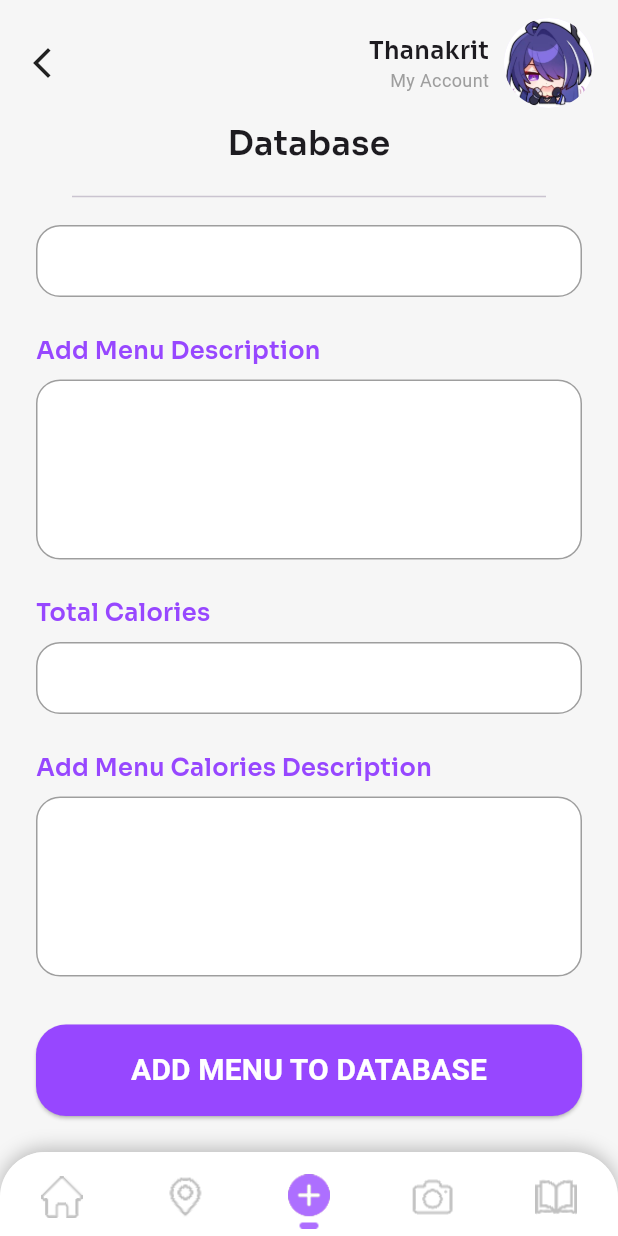
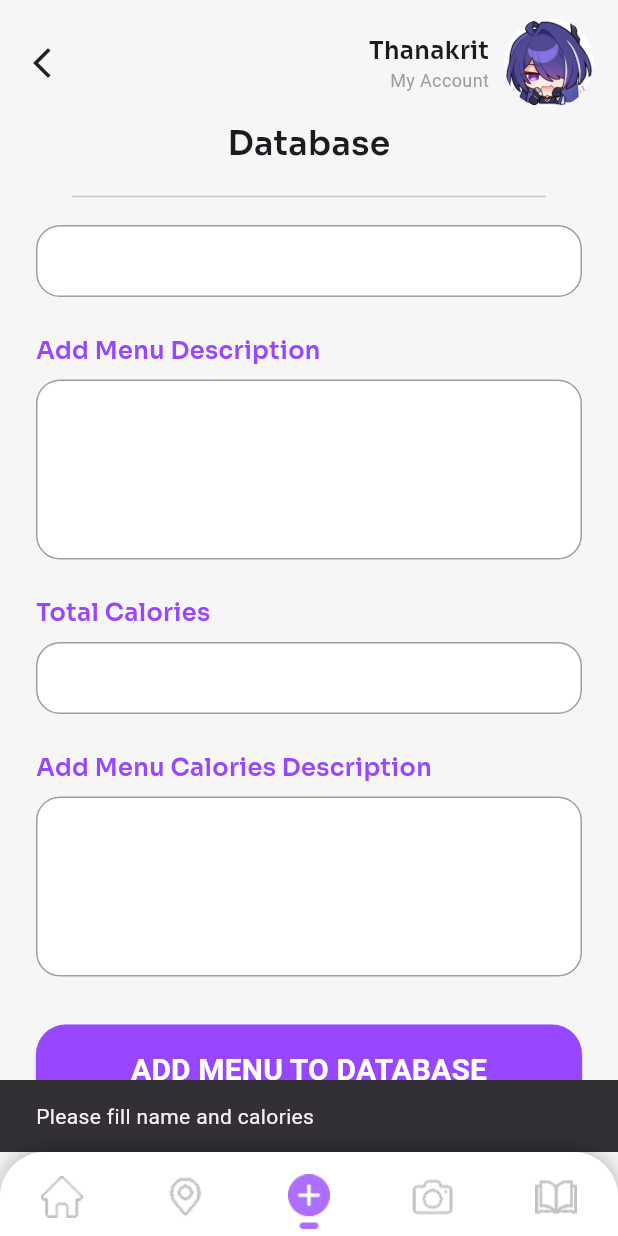
Before and after one commit to Thanakrit8448/FOODSENSE, a Flutter app: the DatabasePage screen opened directly, scrolled down 40 dp, after a tap on "ADD MENU TO DATABASE", on a phone screen of 412 x 824 dp. Run offline on Flutter 3.47's test engine with Material 3 defaults, Android fonts, the phone set to English and light mode, and no system bars; our stand-ins replace google_maps_flutter, image_picker, supabase_flutter; accounts and stored records are empty; project files that could hold a hidden picture were left out.

Commit message:
Add an insert into DB function in Database page
Add:
- import supabase_flutter
- Add some controller according to DB
- Add insertToCustomMenus function
- modify buildRoundedTextField call and function

Bug:

Fix:
- Some Image are RenderFlex Overflowing bny Change Image and increase height

TODO:
- Test some way to find bug in signup function ex. change show error snackbar
- Navigator Push
- After Signin route to main page in app
- Make a signin Session
- Add Profile icon
- Make an AI Page

```diff
--- a/foodsense_app/lib/pages/Database_page.dart
+++ b/foodsense_app/lib/pages/Database_page.dart
@@ -1,6 +1,8 @@
+import 'package:flutter/gestures.dart';
 import 'package:flutter/material.dart';
 import 'package:foodsense_app/pages/bottom_nav.dart';
 import 'package:foodsense_app/pages/home_page.dart';
+import 'package:supabase_flutter/supabase_flutter.dart';
 
 class DatabasePage extends StatefulWidget {
   const DatabasePage({super.key});
@@ -10,15 +12,66 @@ class DatabasePage extends StatefulWidget {
 }
 
 class _DatabasePageState extends State<DatabasePage> {
+  //Make a Controler
+  final TextEditingController _nameController = TextEditingController();
+  final TextEditingController _descController = TextEditingController();
+  final TextEditingController _caloriesController = TextEditingController();
+  final TextEditingController _caloriesDescController = TextEditingController();
 
+
+  //Create function insertToCustomMenus to DB
+  Future<void> insertToCustomMenus() async {
+    final name = _nameController.text.trim();
+    final desc = _descController.text.trim();
+    //??
+    final cal = double.tryParse(_caloriesController.text.trim()) ?? -1;
+    final calDesc = _caloriesDescController.text.trim();
+
+    if (name.isEmpty || cal<0) {
+      ScaffoldMessenger.of(context).showSnackBar(
+        SnackBar(content: Text("Please fill name and calories"))
+      );
+      return;
+    }
+
+    try {
+      await Supabase.instance.client
+            .from('custom_menus')
+            .insert({
+              'name': name,
+              'description': desc,
+              'calories': cal,
+              'calories_desc': calDesc,
+            });
+
+      ScaffoldMessenger.of(context).showSnackBar(
+        SnackBar(content: Text("Added to Database succesfully"))
+      );
+
+      _nameController.clear();
+      _descController.clear();
+      _caloriesController.clear();
+      _caloriesDescController.clear();
+
+    }
+    catch(error){
+      ScaffoldMessenger.of(context).showSnackBar(
+        SnackBar(content: Text("Failed to insert: $error"))
+      );
+    }
+
+
+  }
 
   TextField buildRoundedTextField({
     int maxLines = 1,
     TextInputType keyboardType = TextInputType.text,
-
+    //??
+    required TextEditingController controller,
 
   }) {
     return TextField(
+      controller: controller,
       maxLines: maxLines,
       keyboardType: keyboardType,
       decoration: InputDecoration(
@@ -128,7 +181,8 @@ class _DatabasePageState extends State<DatabasePage> {
                       ),
                     ),
                     const SizedBox(height: 8),
-                    buildRoundedTextField(),
+                    //Add controller
+                    buildRoundedTextField(controller: _nameController),
 
                     const SizedBox(height: 24),
                     const Text(
@@ -141,7 +195,8 @@ class _DatabasePageState extends State<DatabasePage> {
                       ),
                     ),
                     const SizedBox(height: 8),
-                    buildRoundedTextField(maxLines: 4),
+                    //Add controller
+                    buildRoundedTextField(maxLines: 4, controller: _descController),
 
                     const SizedBox(height: 24),
                     const Text(
@@ -154,7 +209,8 @@ class _DatabasePageState extends State<DatabasePage> {
                       ),
                     ),
                     const SizedBox(height: 8),
-                    buildRoundedTextField(keyboardType: TextInputType.number),
+                    //Add controller
+                    buildRoundedTextField(keyboardType: TextInputType.number, controller: _caloriesController),
 
                     const SizedBox(height: 24),
                     const Text(
@@ -167,15 +223,17 @@ class _DatabasePageState extends State<DatabasePage> {
                       ),
                     ),
                     const SizedBox(height: 8),
-                    buildRoundedTextField(maxLines: 4),
+                    //Add controller
+                    buildRoundedTextField(maxLines: 4, controller: _caloriesDescController),
 
                     const SizedBox(height: 32),
                     SizedBox(
                       width: double.infinity,
                       child: ElevatedButton(
-                        onPressed: () {
-                          //ไปไหนดีจ๊ะ เฟน
-                        },
+                        // onPressed: (insertToCustomMenus) {
+                        //   //ไปไหนดีจ๊ะ เฟน
+                        // },
+                        onPressed: insertToCustomMenus,
                         style: ElevatedButton.styleFrom(
                           backgroundColor: const Color(0xFF9747FF),
                           shape: RoundedRectangleBorder(
```
